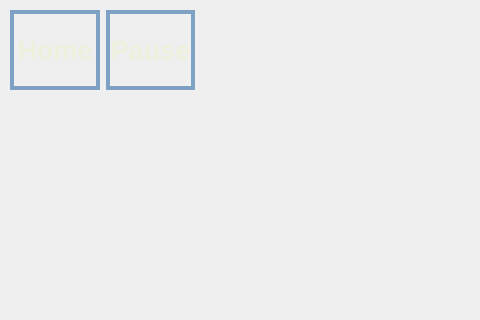
The window that Underperforming-Students-vs-Teachers/gamewindow.ui (mitester/Underperforming-Students-vs-Teachers) describes before a commit, drawn with Qt 5; both pictures show x 0 to 480 and y 0 to 320 of the 1280 by 720 pixel window.
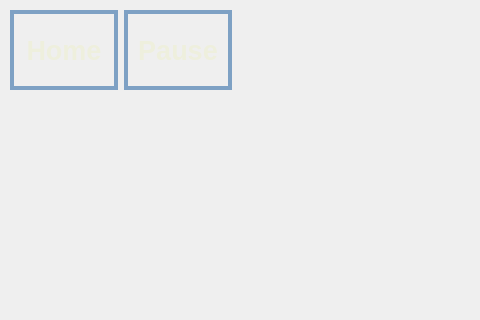
The same window after the commit. Icons and pictures are not drawn. Custom widgets are drawn as their Qt base class.

Diff of the .ui file:
```diff
--- a/Underperforming-Students-vs-Teachers/gamewindow.ui
+++ b/Underperforming-Students-vs-Teachers/gamewindow.ui
@@ -19,7 +19,7 @@
      <rect>
       <x>10</x>
       <y>10</y>
-      <width>185</width>
+      <width>222</width>
       <height>80</height>
      </rect>
     </property>
```
Left out of the diff: 11 changed lines with no effect on the pictures.
